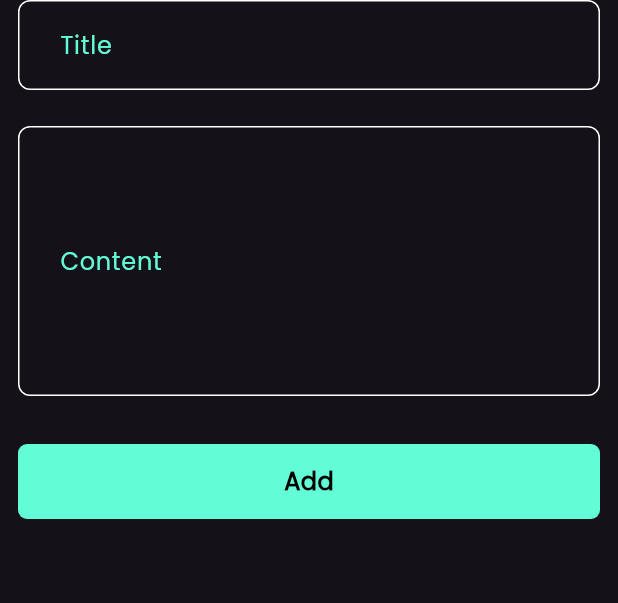
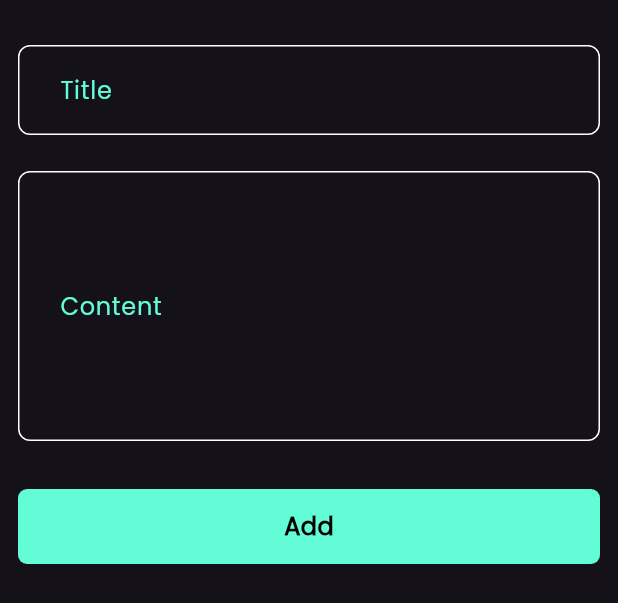
Before and after one commit to AhmedHossamEissa1/notes_app, a Flutter app: the CustomBottomSheet widget shown alone on an empty page, opened directly, on a phone screen of 412 x 824 dp. Shown: the top 603 px of the screen. Run offline on Flutter 3.47's test engine with Material 3 defaults, Android fonts, the phone set to English and light mode, and no system bars; drawn by our look-alikes of modal_progress_hud_nsn; our stand-ins replace bloc, flutter_bloc, font_awesome_flutter, hive, hive_flutter; accounts and stored records are empty.

```diff
--- a/lib/Widgets/Custom_Bottom_Sheet.dart
+++ b/lib/Widgets/Custom_Bottom_Sheet.dart
@@ -32,8 +32,7 @@ class _CustomBottomSheetState extends State<CustomBottomSheet> {
           bottom: MediaQuery.of(context).viewInsets.bottom +
               16, // Adjust for keyboard
         ),
-        child:
-            BlocConsumer<AddNoteCubit, AddNoteState>(
+        child: BlocConsumer<AddNoteCubit, AddNoteState>(
           listener: (context, state) {
             if (state is AddNoteSuccess) {
               Navigator.pop(context);
@@ -44,15 +43,20 @@ class _CustomBottomSheetState extends State<CustomBottomSheet> {
           },
           builder: (context, state) {
             return ModalProgressHUD(
-                    inAsyncCall: state is AddNoteLoading ? true : false,
+              inAsyncCall: state is AddNoteLoading,
               child: SingleChildScrollView(
-                      child: AddForm(
-                        globalKey: globalKey,
+                child: Column(
+                  mainAxisSize:
+                      MainAxisSize.min, // Important for keeping the size
+                  children: [
+                    AddForm(globalKey: globalKey),
+                    SizedBox(height: 20), // Add some spacing if needed
+                  ],
                 ),
-                    ));
+              ),
+            );
           },
         ),
-
       ),
     );
   }
--- a/lib/Widgets/Custom_button.dart
+++ b/lib/Widgets/Custom_button.dart
@@ -1,9 +1,9 @@
 import 'package:flutter/material.dart';
 
-
 class CustomButton extends StatelessWidget {
-  const CustomButton({super.key, required this.color, required this.text, this.onTab});
-
+  const CustomButton(
+      {super.key, required this.color, required this.text, this.onTab,  this.isLoading=false});
+  final bool isLoading;
   final Color color;
   final String text;
   final void Function()? onTab;
--- a/lib/Widgets/add_form.dart
+++ b/lib/Widgets/add_form.dart
@@ -21,6 +21,7 @@ class _EditFormState extends State<AddForm> {
   String? title;
   String? description;
 
+
   @override
   Widget build(BuildContext context) {
     return Form(
@@ -28,6 +29,7 @@ class _EditFormState extends State<AddForm> {
         key: formlKey,
         child: Column(
           children: [
+            SizedBox(height: 30),
             CustomTextField(
               onSaved: (value) {
                 title = value;
@@ -63,6 +65,7 @@ class _EditFormState extends State<AddForm> {
               color: kPrimaryColor,
               text: 'Add',
             ),
+            SizedBox(height: 24),
           ],
         ));
   }
```
Also changed, not shown: lib/Cubets/notes_cubit/notes_cubit_cubit.dart (added, +22 -0 lines), lib/Cubets/notes_cubit/notes_cubit_state.dart (added, +16 -0 lines). Lines whose indentation alone changed are shown as unchanged.
